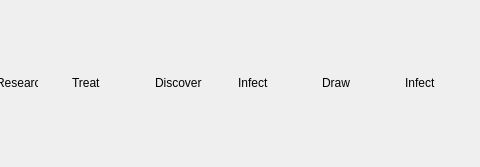
hrachyahakobyan/Pandemic, file comp345-gui/ActionSelectView.ui: the form before one commit; both pictures show x 369 to 849 and y 0 to 167 of the 849 by 167 pixel window.
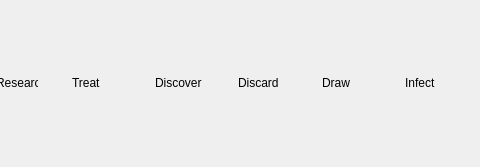
The form after the commit.

What changed in the file:
```diff
--- a/comp345-gui/ActionSelectView.ui
+++ b/comp345-gui/ActionSelectView.ui
@@ -222,7 +222,7 @@
          </size>
         </property>
         <property name="text">
-         <string>Infect</string>
+         <string>Discard</string>
         </property>
        </widget>
       </item>
```
